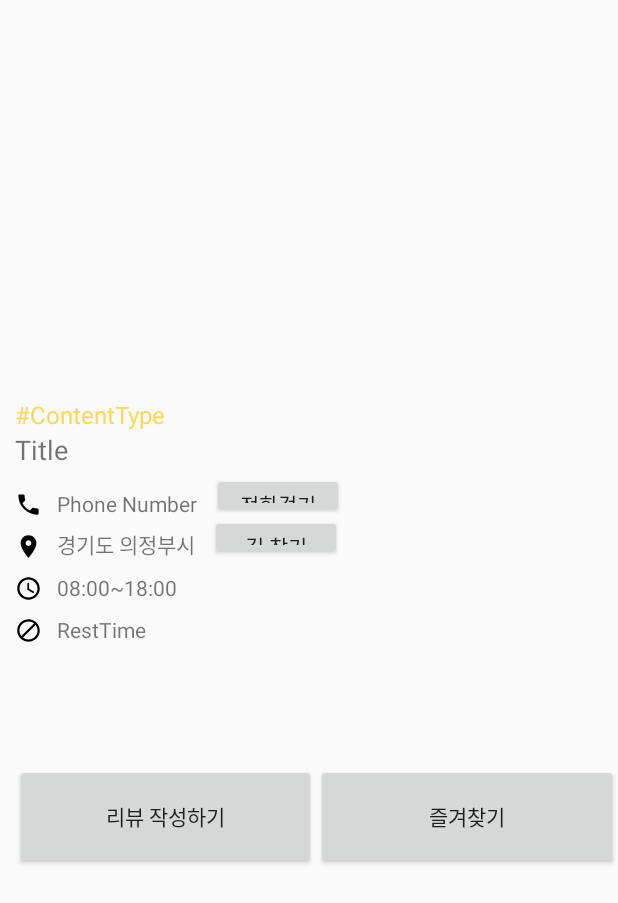
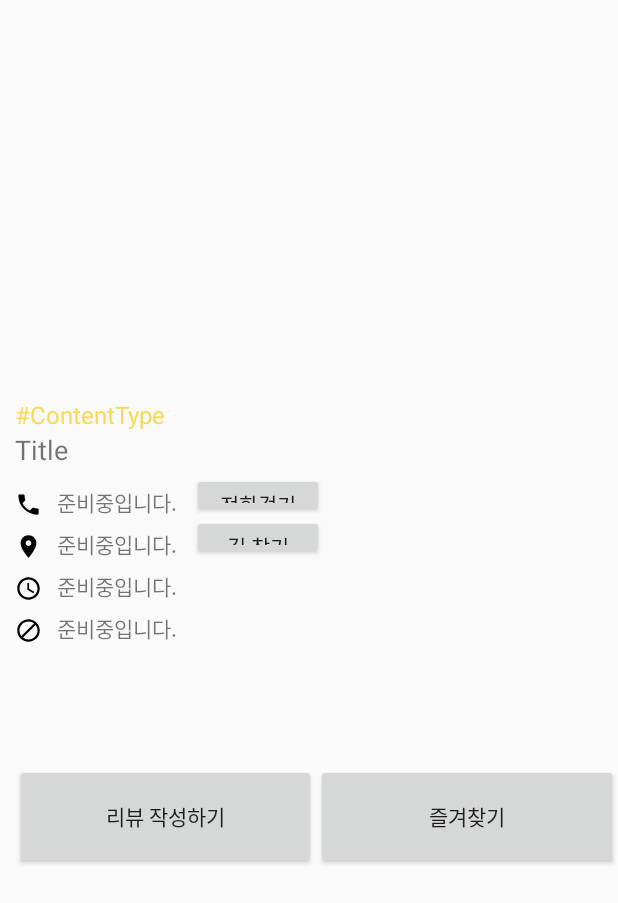
Before and after one commit to KingPiggy/TravelPartner, an Android app: the layout activity_place_info.xml on its own in the app's theme, with its tools: preview values and no code run, on a phone screen of 412 x 824 dp. Shown: the top 903 px of the screen. Run offline under Robolectric (Android 15) with nearby library versions, the phone set to English and light mode, and no system bars; Roboto replaces fonts that are not available here.

```diff
--- a/app/src/main/java/kr/ac/shinhan/travelpartner/UI/PlaceFragment.java
+++ b/app/src/main/java/kr/ac/shinhan/travelpartner/UI/PlaceFragment.java
@@ -5,6 +5,7 @@ import android.graphics.Color;
 import android.graphics.Paint;
 import android.os.AsyncTask;
 import android.os.Bundle;
+import android.support.design.widget.FloatingActionButton;
 import android.support.v7.widget.LinearLayoutManager;
 import android.support.v7.widget.RecyclerView;
 import android.view.LayoutInflater;
@@ -57,7 +58,7 @@ public class PlaceFragment extends Fragment {
     private Spinner mAreaSpinner, mContentTypeSpinner;
     private ProgressBar mProgressBar;
     private Button mSearchBtn;
-    private ImageButton mScrollBtn;
+    private FloatingActionButton mScrollBtn;
     private TextView mTitleArrange, mViewArrange;
     private EditText mSearchEditText;
     private ArrayList<String> guNameList;
@@ -98,7 +99,7 @@ public class PlaceFragment extends Fragment {
         mTitleArrange.setOnClickListener(sortListener);
         mViewArrange.setOnClickListener(sortListener);
 
-        mScrollBtn = (ImageButton) view.findViewById(R.id.btn_place_scrollup);
+        mScrollBtn = (FloatingActionButton) view.findViewById(R.id.btn_place_scrollup);
         mScrollBtn.bringToFront();
         mScrollBtn.setOnClickListener(new View.OnClickListener() {
             @Override
--- a/app/src/main/res/layout/activity_place_info.xml
+++ b/app/src/main/res/layout/activity_place_info.xml
@@ -58,7 +58,7 @@
                     android:layout_marginLeft="10dp"
                     android:layout_marginTop="10dp"
                     android:layout_toRightOf="@id/iv_info_tel"
-                    android:text="Phone Number" />
+                    android:text="@string/ready_for_update" />
 
                 <Button
                     android:id="@+id/btn_info_tel"
@@ -85,7 +85,7 @@
                     android:layout_marginLeft="10dp"
                     android:layout_marginTop="10dp"
                     android:layout_toRightOf="@id/iv_info_addr"
-                    android:text="경기도 의정부시" />
+                    android:text="@string/ready_for_update" />
 
                 <Button
                     android:id="@+id/btn_info_addr"
@@ -112,7 +112,7 @@
                     android:layout_marginLeft="10dp"
                     android:layout_marginTop="10dp"
                     android:layout_toRightOf="@id/iv_info_opentime"
-                    android:text="08:00~18:00" />
+                    android:text="@string/ready_for_update" />
 
                 <ImageView
                     android:id="@+id/iv_info_resttime"
@@ -130,7 +130,7 @@
                     android:layout_marginLeft="10dp"
                     android:layout_marginTop="10dp"
                     android:layout_toRightOf="@id/iv_info_resttime"
-                    android:text="RestTime" />
+                    android:text="@string/ready_for_update" />
 
 
                 <ImageView
@@ -201,7 +201,6 @@
                         android:text="@string/favorite" />
 
                 </LinearLayout>
-
             </RelativeLayout>
         </RelativeLayout>
     </ScrollView>
```
Also changed, not shown: app/src/main/java/kr/ac/shinhan/travelpartner/PlaceInfoActivity.java (+13 -27 lines), app/src/main/res/layout/fragment_place.xml (+14 -9 lines).
